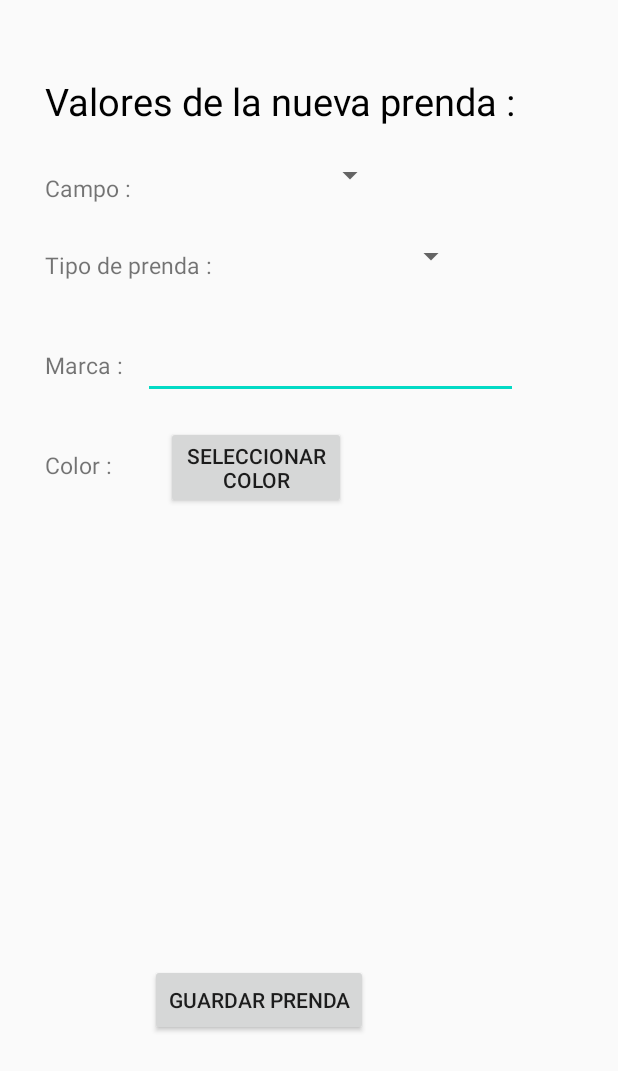
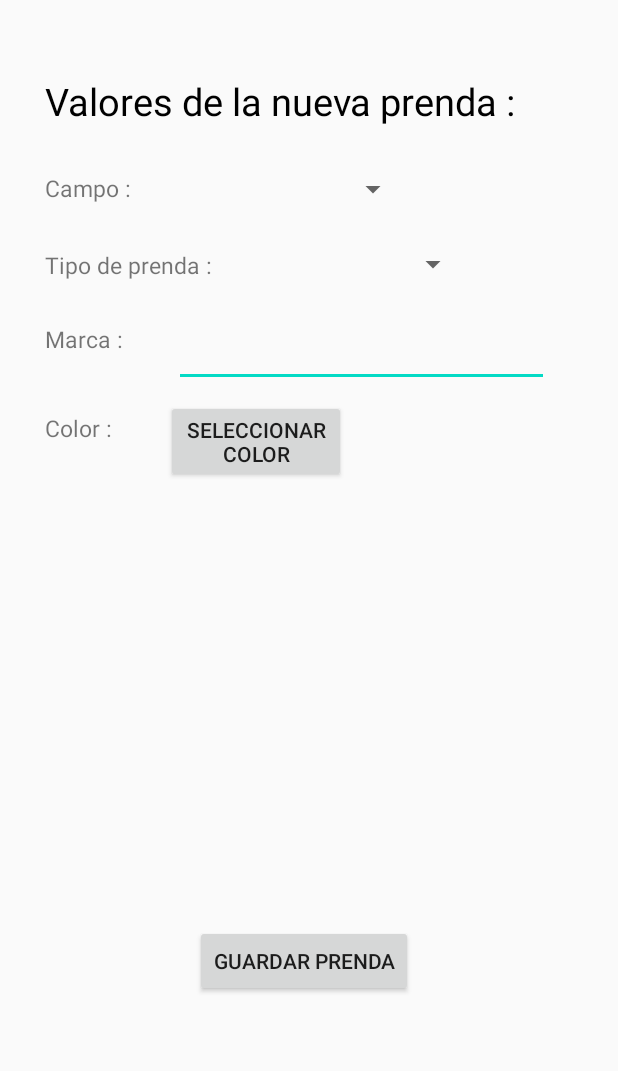
Before and after one commit to davidco27/Clouset, an Android app: the layout add_prenda.xml on its own in the app's theme, with its tools: preview values and no code run, on a phone screen of 412 x 824 dp. Shown: the top 1071 px of the screen. Run offline under Robolectric (Android 15) with nearby library versions, the light colour scheme and no system bars.

Commit message:
git push

```diff
--- a/app/src/main/res/layout/add_prenda.xml
+++ b/app/src/main/res/layout/add_prenda.xml
@@ -4,7 +4,7 @@
     android:layout_width="match_parent"
     android:id="@+id/add_prenda"
     android:layout_height="match_parent">
-    //texto titulo prenda
+
     <TextView
         android:id="@+id/tituloAdd"
         android:textSize="25dp"
@@ -14,7 +14,7 @@
         android:layout_height="wrap_content"
         android:textColor="@android:color/black"
         android:text="Valores de la nueva prenda : "/>
-    //texto campo prenda
+
     <TextView
         android:id="@+id/campoText"
         android:textSize="15dp"
@@ -24,16 +24,16 @@
         android:layout_width="wrap_content"
         android:layout_height="wrap_content"
         android:text="Campo :"/>
-    //spinner campo prenda
+
     <Spinner
         android:id="@+id/campoSpinner"
+        android:layout_width="150dp"
+        android:layout_height="wrap_content"
         android:layout_below="@+id/tituloAdd"
-        android:layout_toRightOf="@+id/campoText"
-        android:layout_marginTop="20dp"
-        android:layout_marginLeft="20dp"
-        android:layout_width="150dp"
-        android:layout_height="wrap_content" />
-    //texto tipo prenda
+        android:layout_marginLeft="35dp"
+        android:layout_marginTop="29dp"
+        android:layout_toRightOf="@+id/campoText" />
+
     <TextView
         android:id="@+id/tipoText"
         android:textSize="15dp"
@@ -43,45 +43,45 @@
         android:layout_width="wrap_content"
         android:layout_height="wrap_content"
         android:text="Tipo de prenda :"/>
-    //spinner tipo prenda
+
     <Spinner
         android:id="@+id/tipoSpinner"
+        android:layout_width="150dp"
+        android:layout_height="wrap_content"
         android:layout_below="@+id/campoSpinner"
-        android:layout_toRightOf="@+id/tipoText"
-        android:layout_marginTop="30dp"
-        android:layout_marginLeft="20dp"
-        android:layout_width="150dp"
-        android:layout_height="wrap_content" />
-    //texto marca
+        android:layout_marginLeft="21dp"
+        android:layout_marginTop="26dp"
+        android:layout_toRightOf="@+id/tipoText" />
+
     <TextView
         android:id="@+id/marcaText"
-        android:textSize="15dp"
-        android:layout_below="@id/tipoText"
-        android:layout_marginTop="45dp"
-        android:layout_marginLeft="30dp"
         android:layout_width="wrap_content"
         android:layout_height="wrap_content"
-        android:text="Marca :"/>
-    //cuadro texto marca
+        android:layout_below="@id/tipoText"
+        android:layout_marginLeft="30dp"
+        android:layout_marginTop="28dp"
+        android:text="Marca :"
+        android:textSize="15dp" />
+
     <EditText
         android:id="@+id/marca"
         android:layout_width="250dp"
         android:layout_height="wrap_content"
         android:layout_below="@id/tipoText"
-        android:layout_marginLeft="13dp"
-        android:layout_marginTop="33dp"
+        android:layout_marginLeft="34dp"
+        android:layout_marginTop="25dp"
         android:layout_toRightOf="@+id/marcaText" />
-    //texto color
+
     <TextView
         android:id="@+id/colorText"
-        android:textSize="15dp"
-        android:layout_below="@id/marcaText"
-        android:layout_marginTop="45dp"
-        android:layout_marginLeft="30dp"
         android:layout_width="wrap_content"
         android:layout_height="wrap_content"
-        android:text="Color :" />
-    //botón color
+        android:layout_below="@id/marcaText"
+        android:layout_marginLeft="30dp"
+        android:layout_marginTop="38dp"
+        android:text="Color :"
+        android:textSize="15dp" />
+
     <Button
         android:id="@+id/color"
         android:layout_width="120dp"
@@ -91,21 +91,22 @@
         android:layout_marginTop="30dp"
         android:layout_toRightOf="@+id/colorText"
         android:text="SELECCIONAR COLOR" />
-    //Foto imagen
+
     <ImageView
         android:id="@+id/fotoAdd"
+        android:layout_width="217dp"
+        android:layout_height="214dp"
         android:layout_below="@+id/colorText"
-        android:layout_width="150dp"
         android:layout_marginLeft="100dp"
-        android:layout_marginTop="50dp"
-        android:layout_height="150dp"/>
-    //Boton imagen
+        android:layout_marginTop="71dp" />
+
     <Button
         android:id="@+id/btn2"
         android:layout_width="wrap_content"
         android:layout_height="wrap_content"
         android:layout_below="@id/fotoAdd"
-        android:layout_marginLeft="100dp"
-        android:layout_marginTop="122dp"
+        android:layout_marginLeft="130dp"
+        android:layout_marginTop="35dp"
         android:text="Guardar prenda" />
+
 </RelativeLayout>
--- a/app/src/main/res/navigation/mobile_navigation.xml
+++ b/app/src/main/res/navigation/mobile_navigation.xml
@@ -40,7 +40,7 @@
         android:label="Sugerencias"
         tools:layout="@layout/fragment_sugerencias" />
     <fragment
-        android:id="@+id/navigation_filtrar"
+        android:id="@+id/navigation_elegir"
         android:name="com.example.closet.ui.MiArmario.ElegirOutfit"
         android:label="Filter"
         tools:layout="@layout/elegir_outfit" />
@@ -56,5 +56,4 @@
         tools:layout="@layout/add_prenda" >
     </fragment>
 
-
 </navigation>
```
Also changed, not shown: app/src/main/java/com/example/closet/MainActivity.java (+10 -0 lines), app/src/main/res/layout/elegir_estilo.xml (added, +46 -0 lines), app/src/main/res/layout/elegir_outfit.xml (+1 -20 lines).
